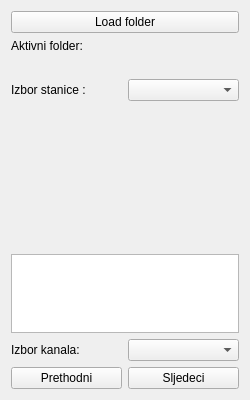
This is weblogger_izbornik.ui in kluksa/kontrola-podataka as Qt 5 draws it before an edit. The edited form follows.
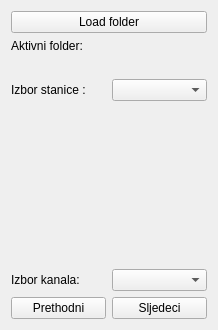
This is the edited form.

Commit message: update... weblogger_izbornik ispravke, izbacen dio koji je prebacen na kontrolor/dokument

The edit to the form file:
```diff
--- a/weblogger_izbornik.ui
+++ b/weblogger_izbornik.ui
@@ -6,14 +6,14 @@
    <rect>
     <x>0</x>
     <y>0</y>
-    <width>250</width>
-    <height>400</height>
+    <width>218</width>
+    <height>330</height>
    </rect>
   </property>
   <property name="minimumSize">
    <size>
     <width>218</width>
-    <height>400</height>
+    <height>330</height>
    </size>
   </property>
   <property name="maximumSize">
@@ -101,9 +101,6 @@
      </layout>
     </widget>
    </item>
-   <item>
-    <widget class="QListWidget" name="uiFileList"/>
-   </item>
    <item>
     <layout class="QHBoxLayout" name="horizontalLayout_2">
      <item>
```
The commit also changes 3 other files.
